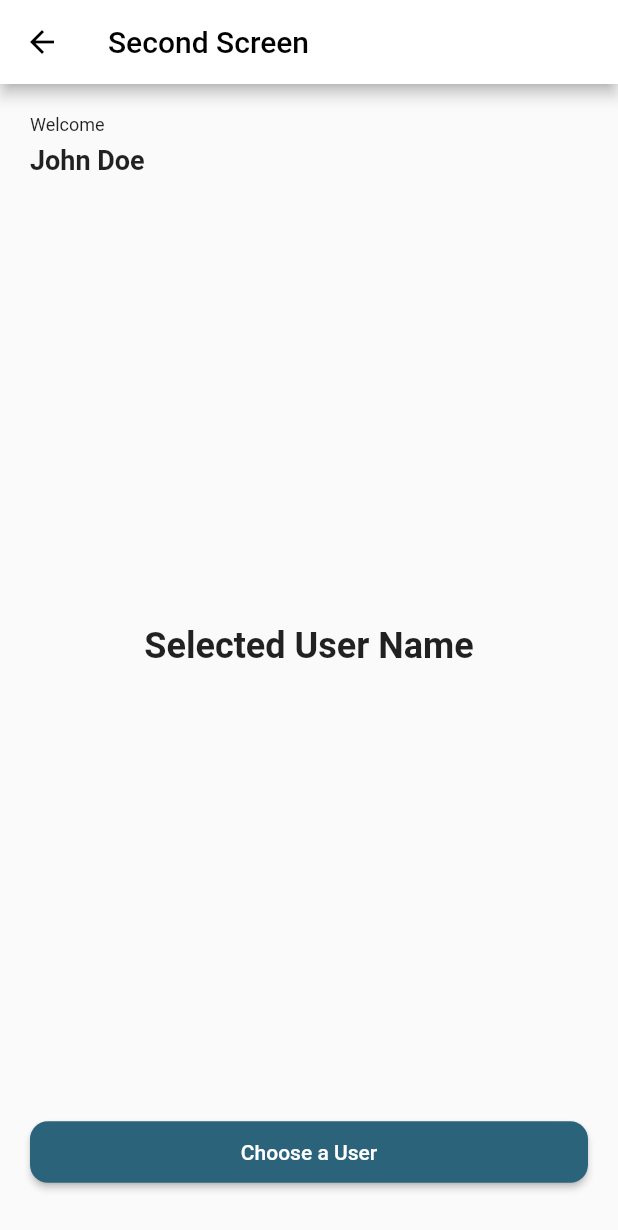
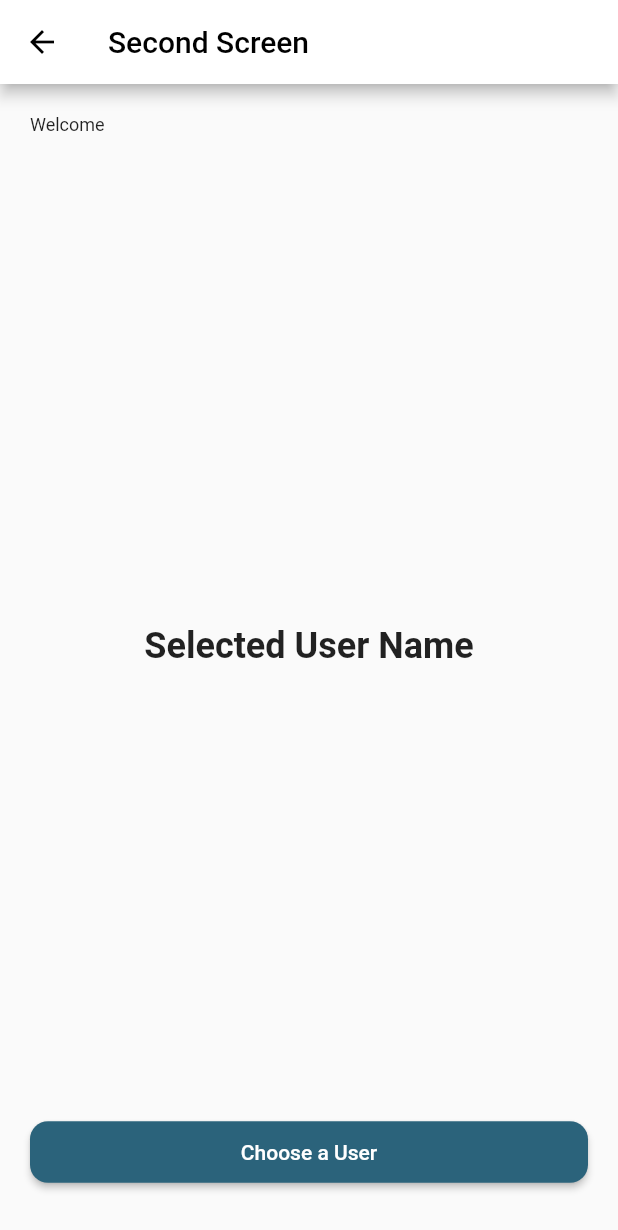
Before and after one commit to agustiyann/flutter-playground, a Flutter app: the screen it shows after launch, after a tap on "NEXT", on a phone screen of 412 x 824 dp. Shown: the top 1230 px of the screen. Run offline on Flutter 3.47's test engine with Material 2 defaults, Android fonts, the phone set to English and light mode, and no system bars.

Commit message:
passing name to second screen

```diff
--- a/lib/screen/first_screen.dart
+++ b/lib/screen/first_screen.dart
@@ -1,8 +1,24 @@
 import 'package:flutter/material.dart';
 import 'package:km_test/screen/second_screen.dart';
 
-class FirstScreen extends StatelessWidget {
+class FirstScreen extends StatefulWidget {
   const FirstScreen({Key? key}) : super(key: key);
+
+  @override
+  State<FirstScreen> createState() => _FirstScreenState();
+}
+
+class _FirstScreenState extends State<FirstScreen> {
+  // Create a text controller and use it to retrieve the current value
+  // of the TextField.
+  final myController = TextEditingController();
+
+  @override
+  void dispose() {
+    // Clean up the controller when the widget is disposed.
+    myController.dispose();
+    super.dispose();
+  }
 
   @override
   Widget build(BuildContext context) {
@@ -11,14 +27,15 @@ class FirstScreen extends StatelessWidget {
         color: Colors.white,
         borderRadius: BorderRadius.circular(12),
       ),
-      child: const TextField(
+      child: TextField(
         cursorColor: Colors.black,
-        decoration: InputDecoration(
+        decoration: const InputDecoration(
           border: InputBorder.none,
           hintText: 'Name',
           isDense: true,
           contentPadding: EdgeInsets.fromLTRB(20, 10, 20, 10),
         ),
+        controller: myController,
       ),
     );
 
@@ -54,7 +71,9 @@ class FirstScreen extends StatelessWidget {
       onPressed: () {
         Navigator.push(
           context,
-          MaterialPageRoute(builder: (context) => const SecondScreen()),
+          MaterialPageRoute(
+            builder: (context) => SecondScreen(name: myController.text),
+          ),
         );
       },
       child: const Text('NEXT'),
--- a/lib/screen/second_screen.dart
+++ b/lib/screen/second_screen.dart
@@ -1,7 +1,9 @@
 import 'package:flutter/material.dart';
 
 class SecondScreen extends StatelessWidget {
-  const SecondScreen({Key? key}) : super(key: key);
+  const SecondScreen({Key? key, required this.name}) : super(key: key);
+
+  final String name;
 
   @override
   Widget build(BuildContext context) {
@@ -40,18 +42,18 @@ class SecondScreen extends StatelessWidget {
           children: [
             Column(
               crossAxisAlignment: CrossAxisAlignment.start,
-              children: const [
+              children: [
                 SizedBox(height: 20),
-                Text(
+                const Text(
                   'Welcome',
                   style: TextStyle(
                     fontSize: 12,
                   ),
                 ),
-                SizedBox(height: 6),
+                const SizedBox(height: 6),
                 Text(
-                  'John Doe',
-                  style: TextStyle(
+                  name,
+                  style: const TextStyle(
                     fontSize: 18,
                     fontWeight: FontWeight.bold,
                   ),
```
